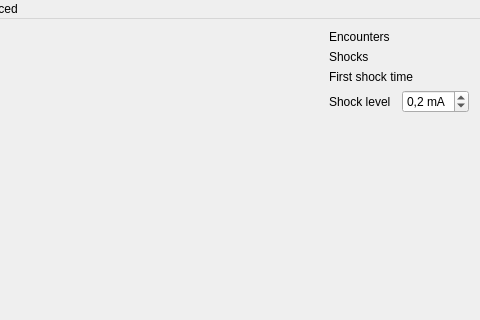
The window that gui/mainwindow.ui (fgu-cas/kachna-tracker) describes before a commit, drawn with Qt 5; both pictures show x 206 to 686 and y 0 to 320 of the 686 by 449 pixel window.
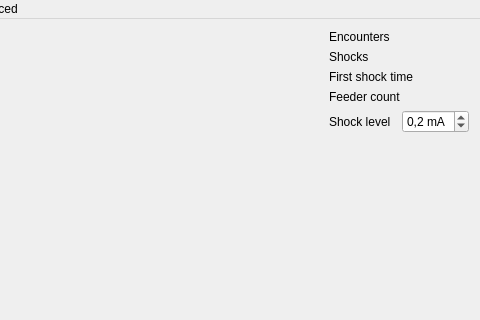
The same window after the commit. Icons and pictures are not drawn.

Commit message: Add feeder display

```diff
--- a/gui/mainwindow.ui
+++ b/gui/mainwindow.ui
@@ -97,6 +97,20 @@
           </property>
          </widget>
         </item>
+        <item row="3" column="0">
+         <widget class="QLabel" name="label_4">
+          <property name="text">
+           <string>Feeder count</string>
+          </property>
+         </widget>
+        </item>
+        <item row="3" column="1">
+         <widget class="QLabel" name="feederLabel">
+          <property name="text">
+           <string/>
+          </property>
+         </widget>
+        </item>
        </layout>
       </item>
       <item>
```
The commit also changes 2 other files.
